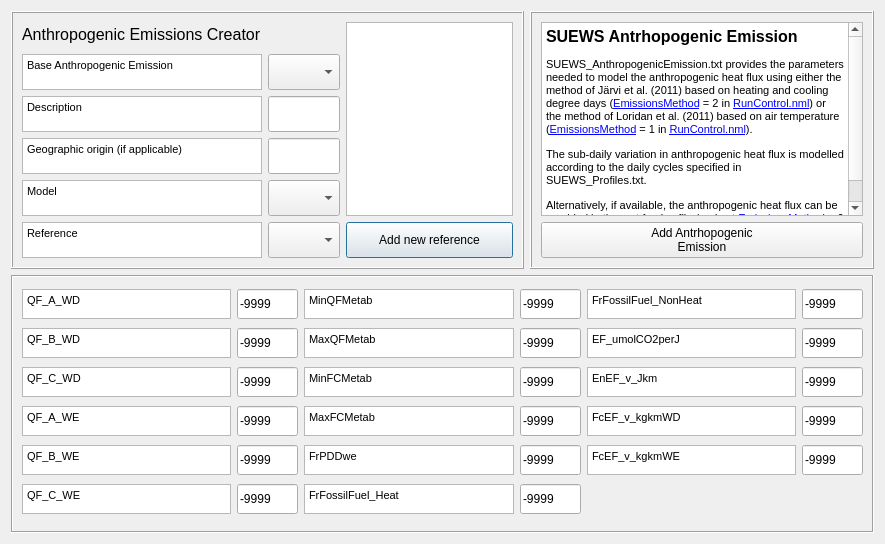
Before: the Qt Designer form tabs/anthropogenic_emission_tab.ui in gusbacos/suews_database_manager, drawn with Qt 5.
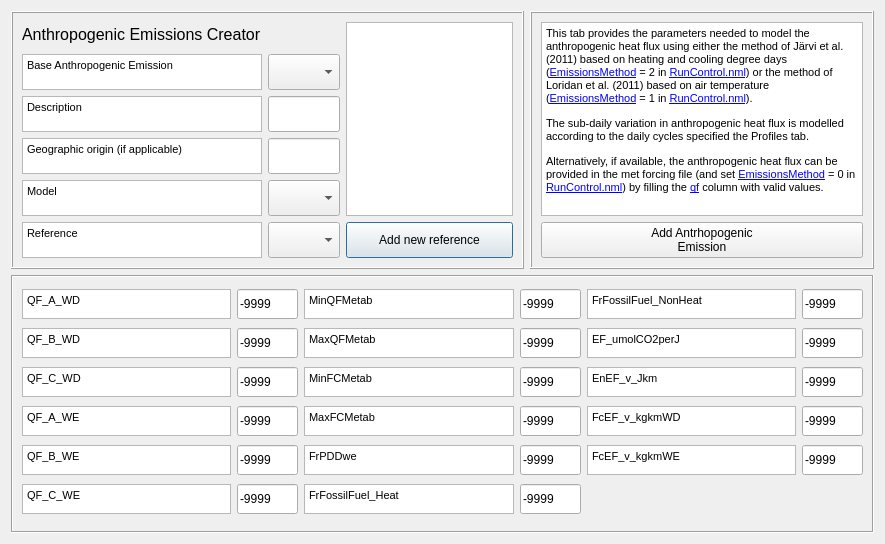
After: the same form once the commit is applied. Custom widgets are drawn as their Qt base class.

The edit to the form file:
```diff
--- a/tabs/anthropogenic_emission_tab.ui
+++ b/tabs/anthropogenic_emission_tab.ui
@@ -370,9 +370,8 @@
 &lt;html&gt;&lt;head&gt;&lt;meta name=&quot;qrichtext&quot; content=&quot;1&quot; /&gt;&lt;style type=&quot;text/css&quot;&gt;
 p, li { white-space: pre-wrap; }
 &lt;/style&gt;&lt;/head&gt;&lt;body style=&quot; font-family:'MS Shell Dlg 2'; font-size:7.8pt; font-weight:400; font-style:normal;&quot;&gt;
-&lt;p style=&quot; margin-top:12px; margin-bottom:12px; margin-left:0px; margin-right:0px; -qt-block-indent:0; text-indent:0px;&quot;&gt;&lt;span style=&quot; font-size:12pt; font-weight:600;&quot;&gt;SUEWS Antrhopogenic Emission&lt;/span&gt;&lt;/p&gt;
-&lt;p style=&quot; margin-top:12px; margin-bottom:12px; margin-left:0px; margin-right:0px; -qt-block-indent:0; text-indent:0px;&quot;&gt;&lt;span style=&quot; font-size:8pt;&quot;&gt;SUEWS_AnthropogenicEmission.txt provides the parameters needed to model the anthropogenic heat flux using either the method of Järvi et al. (2011) based on heating and cooling degree days (&lt;/span&gt;&lt;a href=&quot;https://suews.readthedocs.io/en/latest/input_files/RunControl/scheme_options.html#cmdoption-arg-EmissionsMethod&quot;&gt;&lt;span style=&quot; font-family:'Courier New'; font-size:8pt; text-decoration: underline; color:#0000ff;&quot;&gt;EmissionsMethod&lt;/span&gt;&lt;/a&gt;&lt;span style=&quot; font-size:8pt;&quot;&gt; = 2 in &lt;/span&gt;&lt;a href=&quot;https://suews.readthedocs.io/en/latest/input_files/RunControl/RunControl.html#runcontrol-nml&quot;&gt;&lt;span style=&quot; font-size:8pt; text-decoration: underline; color:#0000ff;&quot;&gt;RunControl.nml&lt;/span&gt;&lt;/a&gt;&lt;span style=&quot; font-size:8pt;&quot;&gt;) or the method of Loridan et al. (2011) based on air temperature (&lt;/span&gt;&lt;a href=&quot;https://suews.readthedocs.io/en/latest/input_files/RunControl/scheme_options.html#cmdoption-arg-EmissionsMethod&quot;&gt;&lt;span style=&quot; font-family:'Courier New'; font-size:8pt; text-decoration: underline; color:#0000ff;&quot;&gt;EmissionsMethod&lt;/span&gt;&lt;/a&gt;&lt;span style=&quot; font-size:8pt;&quot;&gt; = 1 in &lt;/span&gt;&lt;a href=&quot;https://suews.readthedocs.io/en/latest/input_files/RunControl/RunControl.html#runcontrol-nml&quot;&gt;&lt;span style=&quot; font-size:8pt; text-decoration: underline; color:#0000ff;&quot;&gt;RunControl.nml&lt;/span&gt;&lt;/a&gt;&lt;span style=&quot; font-size:8pt;&quot;&gt;).&lt;/span&gt;&lt;/p&gt;
-&lt;p style=&quot; margin-top:12px; margin-bottom:12px; margin-left:0px; margin-right:0px; -qt-block-indent:0; text-indent:0px;&quot;&gt;&lt;span style=&quot; font-size:8pt;&quot;&gt;The sub-daily variation in anthropogenic heat flux is modelled according to the daily cycles specified in SUEWS_Profiles.txt.&lt;/span&gt;&lt;/p&gt;
+&lt;p style=&quot; margin-top:12px; margin-bottom:12px; margin-left:0px; margin-right:0px; -qt-block-indent:0; text-indent:0px;&quot;&gt;&lt;span style=&quot; font-size:8pt;&quot;&gt;This tab provides the parameters needed to model the anthropogenic heat flux using either the method of Järvi et al. (2011) based on heating and cooling degree days (&lt;/span&gt;&lt;a href=&quot;https://suews.readthedocs.io/en/latest/input_files/RunControl/scheme_options.html#cmdoption-arg-EmissionsMethod&quot;&gt;&lt;span style=&quot; font-family:'Courier New'; font-size:8pt; text-decoration: underline; color:#0000ff;&quot;&gt;EmissionsMethod&lt;/span&gt;&lt;/a&gt;&lt;span style=&quot; font-size:8pt;&quot;&gt; = 2 in &lt;/span&gt;&lt;a href=&quot;https://suews.readthedocs.io/en/latest/input_files/RunControl/RunControl.html#runcontrol-nml&quot;&gt;&lt;span style=&quot; font-size:8pt; text-decoration: underline; color:#0000ff;&quot;&gt;RunControl.nml&lt;/span&gt;&lt;/a&gt;&lt;span style=&quot; font-size:8pt;&quot;&gt;) or the method of Loridan et al. (2011) based on air temperature (&lt;/span&gt;&lt;a href=&quot;https://suews.readthedocs.io/en/latest/input_files/RunControl/scheme_options.html#cmdoption-arg-EmissionsMethod&quot;&gt;&lt;span style=&quot; font-family:'Courier New'; font-size:8pt; text-decoration: underline; color:#0000ff;&quot;&gt;EmissionsMethod&lt;/span&gt;&lt;/a&gt;&lt;span style=&quot; font-size:8pt;&quot;&gt; = 1 in &lt;/span&gt;&lt;a href=&quot;https://suews.readthedocs.io/en/latest/input_files/RunControl/RunControl.html#runcontrol-nml&quot;&gt;&lt;span style=&quot; font-size:8pt; text-decoration: underline; color:#0000ff;&quot;&gt;RunControl.nml&lt;/span&gt;&lt;/a&gt;&lt;span style=&quot; font-size:8pt;&quot;&gt;).&lt;/span&gt;&lt;/p&gt;
+&lt;p style=&quot; margin-top:12px; margin-bottom:12px; margin-left:0px; margin-right:0px; -qt-block-indent:0; text-indent:0px;&quot;&gt;&lt;span style=&quot; font-size:8pt;&quot;&gt;The sub-daily variation in anthropogenic heat flux is modelled according to the daily cycles specified the Profiles tab.&lt;/span&gt;&lt;/p&gt;
 &lt;p style=&quot; margin-top:12px; margin-bottom:12px; margin-left:0px; margin-right:0px; -qt-block-indent:0; text-indent:0px;&quot;&gt;&lt;span style=&quot; font-size:8pt;&quot;&gt;Alternatively, if available, the anthropogenic heat flux can be provided in the met forcing file (and set &lt;/span&gt;&lt;a href=&quot;https://suews.readthedocs.io/en/latest/input_files/RunControl/scheme_options.html#cmdoption-arg-EmissionsMethod&quot;&gt;&lt;span style=&quot; font-family:'Courier New'; font-size:8pt; text-decoration: underline; color:#0000ff;&quot;&gt;EmissionsMethod&lt;/span&gt;&lt;/a&gt;&lt;span style=&quot; font-size:8pt;&quot;&gt; = 0 in &lt;/span&gt;&lt;a href=&quot;https://suews.readthedocs.io/en/latest/input_files/RunControl/RunControl.html#runcontrol-nml&quot;&gt;&lt;span style=&quot; font-size:8pt; text-decoration: underline; color:#0000ff;&quot;&gt;RunControl.nml&lt;/span&gt;&lt;/a&gt;&lt;span style=&quot; font-size:8pt;&quot;&gt;) by filling the &lt;/span&gt;&lt;a href=&quot;https://suews.readthedocs.io/en/latest/input_files/SUEWS_SiteInfo/Input_Options.html#cmdoption-arg-qf&quot;&gt;&lt;span style=&quot; font-family:'Courier New'; font-size:8pt; text-decoration: underline; color:#0000ff;&quot;&gt;qf&lt;/span&gt;&lt;/a&gt;&lt;span style=&quot; font-size:8pt;&quot;&gt; column with valid values.&lt;/span&gt;&lt;/p&gt;&lt;/body&gt;&lt;/html&gt;</string>
         </property>
         <property name="openExternalLinks">
```
